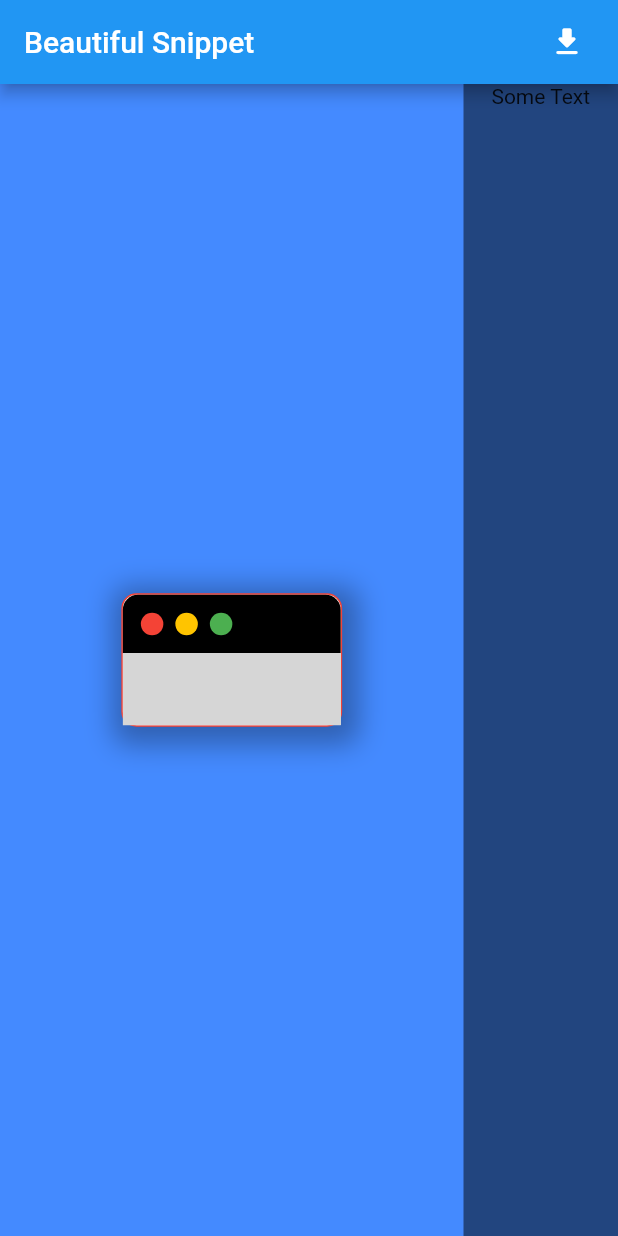
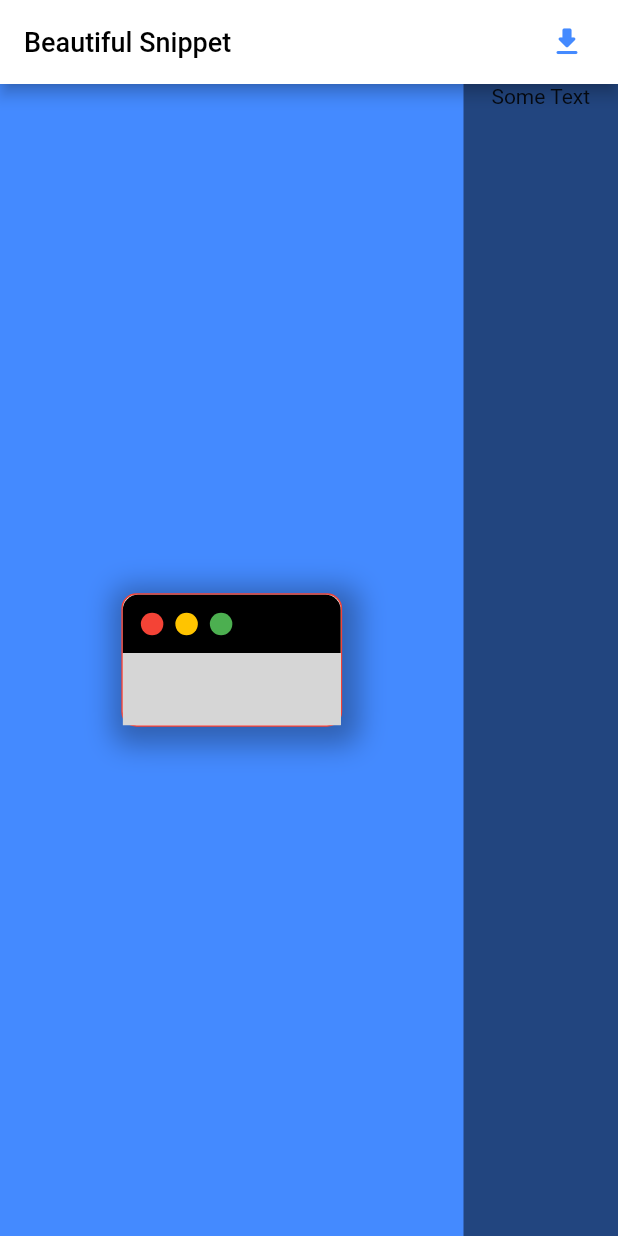
Before and after one commit to maheshj01/beautiful_snippet, a Flutter app: the screen it shows after launch, on a phone screen of 412 x 824 dp. Run offline on Flutter 3.47's test engine with Material 2 defaults, Android fonts, the light colour scheme and no system bars; our stand-ins replace flutter_highlight; missing offline and left inert: code_text_field, dart:html, dart:js, highlight; grey boxes are pictures that could not be loaded.

Commit message:
fix: change app bar color

```diff
--- a/lib/pages/beautiful_home.dart
+++ b/lib/pages/beautiful_home.dart
@@ -14,11 +14,15 @@ class _BeautifulHomeState extends State<BeautifulHome> {
     return Scaffold(
       backgroundColor: Colors.blueAccent,
       appBar: AppBar(
-        title: Text('$APP_TITLE'),
+        title: Text('$APP_TITLE', style: TextStyle(color: black, fontSize: 18)),
+        backgroundColor: white,
         centerTitle: false,
         actions: [
           IconButton(
-              icon: Icon(Icons.download_rounded),
+              icon: Icon(
+                Icons.download_rounded,
+                color: Colors.blueAccent,
+              ),
               onPressed: () => snippetController.generateImage()),
           SizedBox(
             width: 10,
```
